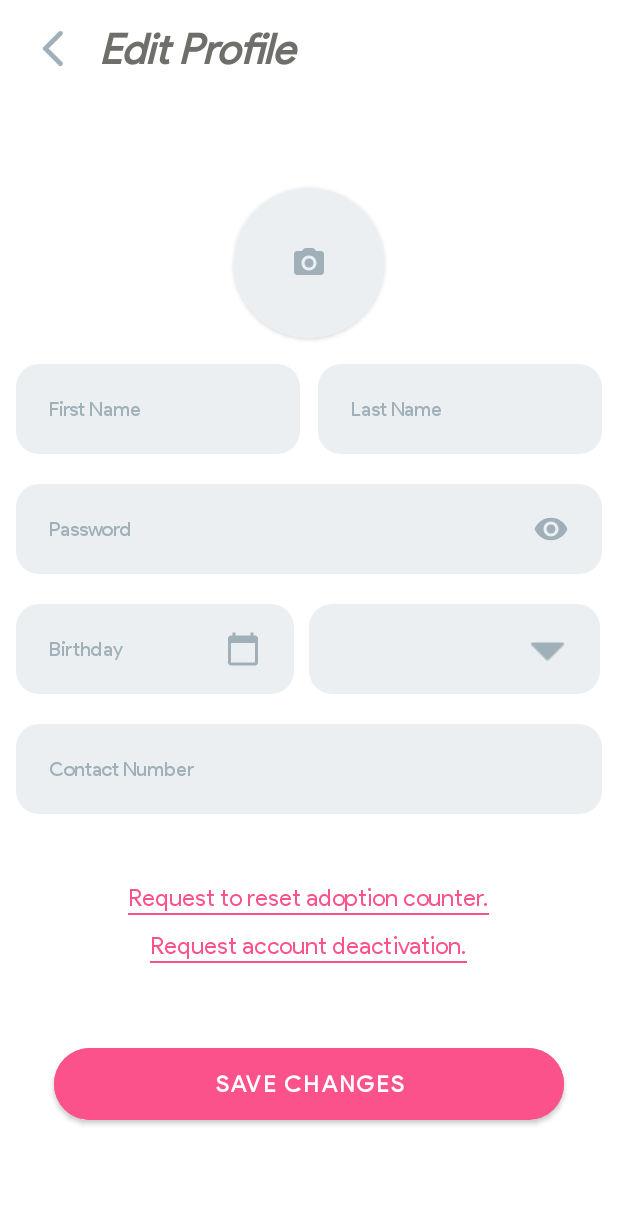
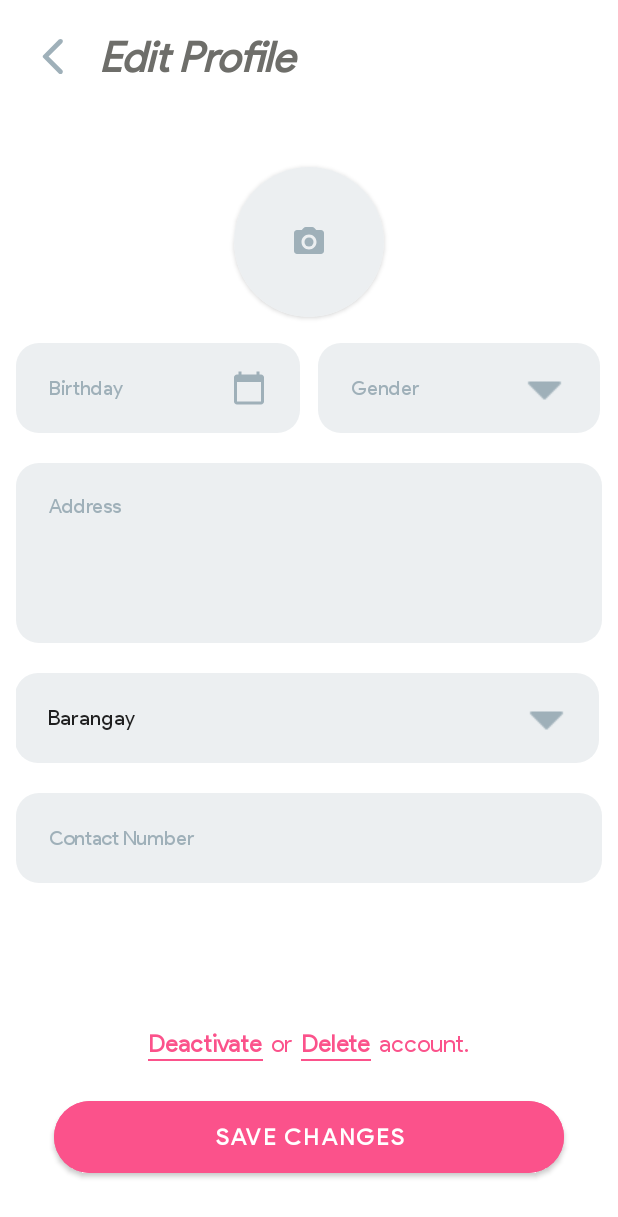
Before and after one commit to MarOmay/SilongV1.1, an Android app: the EditProfile screen opened directly, with no data from a screen before it, on a phone screen of 412 x 824 dp. Shown: the top 1217 px of the screen. Run offline under Robolectric (Android 15) with nearby library versions, the phone set to English and light mode, and no system bars.

Commit message:
Rearranged the EditProfile layout. -made the gender spinner to an edittext field -used the custom barangay spinner -one line deactivate and delete (both clickable to prompt a dialog)

```diff
--- a/app/src/main/java/com/silong/dev/EditProfile.java
+++ b/app/src/main/java/com/silong/dev/EditProfile.java
@@ -16,10 +16,10 @@ import com.silong.CustomView.RequestDeactivationDialog;
 
 public class EditProfile extends AppCompatActivity {
 
-    EditText newPasswordEt, newFnameEt, newLnameEt, newBirthdayEt, newContactEt;
-    Spinner newGenderSp;
-    TextView requestResetTv, requestDeactTv;
+    EditText newGenderEt, newBirthdayEt, newContactEt;
+    TextView deleteTv, deactTv;
     Button saveChangesBtn;
+    Spinner newBarangaySp;
     ImageView newPictureIv;
     boolean passwordVisible;
 
@@ -29,16 +29,14 @@ public class EditProfile extends AppCompatActivity {
         setContentView(R.layout.activity_edit_profile);
         getSupportActionBar().hide();
 
-        newFnameEt = (EditText) findViewById(R.id.newFnameEt);
-        newLnameEt = (EditText) findViewById(R.id.newLnameEt);
-        newPasswordEt = (EditText) findViewById(R.id.newPasswordEt);
         newBirthdayEt = (EditText) findViewById(R.id.newBirthdayEt);
         newContactEt = (EditText) findViewById(R.id.newContactEt);
-        newGenderSp = (Spinner) findViewById(R.id.newGenderSp);
-        requestResetTv = (TextView) findViewById(R.id.requestResetTv);
-        requestDeactTv = (TextView) findViewById(R.id.requestDeactTv);
+        newGenderEt = (EditText) findViewById(R.id.newGenderEt);
+        deleteTv = (TextView) findViewById(R.id.deleteTv);
+        deactTv = (TextView) findViewById(R.id.deactTv);
         newPictureIv = (ImageView) findViewById(R.id.newPictureIv);
         saveChangesBtn = (Button) findViewById(R.id.saveChangesBtn);
+        newBarangaySp = (Spinner) findViewById(R.id.newBarangaySp);
     }
 
     public void onRequestDeactivationPressed(View view){
--- a/app/src/main/res/layout/activity_edit_profile.xml
+++ b/app/src/main/res/layout/activity_edit_profile.xml
@@ -11,11 +11,13 @@
     android:paddingTop="5dp"
     android:paddingEnd="5dp"
     android:paddingBottom="5dp"
+    android:weightSum="10"
     tools:context=".EditProfile">
 
     <LinearLayout
         android:layout_width="match_parent"
-        android:layout_height="wrap_content"
+        android:layout_height="match_parent"
+        android:layout_weight="4.6"
         android:orientation="vertical">
 
         <LinearLayout
@@ -55,11 +57,10 @@
         android:id="@+id/layout2"
         android:layout_width="match_parent"
         android:layout_height="match_parent"
-        android:layout_weight="2"
+        android:layout_weight="1.5"
         android:gravity="center"
         android:orientation="vertical"
-        android:paddingHorizontal="5dp"
-        android:paddingVertical="20dp">
+        android:paddingHorizontal="5dp">
 
         <androidx.cardview.widget.CardView
             android:layout_width="100dp"
@@ -89,48 +90,11 @@
             android:orientation="horizontal">
 
             <EditText
-                android:id="@+id/newFnameEt"
-                style="@style/textField_style"
-                android:layout_width="0dp"
-                android:layout_height="wrap_content"
-                android:layout_marginEnd="6dp"
-                android:layout_weight="1"
-                android:hint="First Name" />
-
-            <EditText
-                android:id="@+id/newLnameEt"
-                style="@style/textField_style"
-                android:layout_width="0dp"
-                android:layout_height="wrap_content"
-                android:layout_marginStart="6dp"
-                android:layout_weight="1"
-                android:hint="Last Name" />
-
-        </LinearLayout>
-
-        <EditText
-            android:id="@+id/newPasswordEt"
-            style="@style/textField_style"
-            android:layout_width="match_parent"
-            android:layout_height="wrap_content"
-            android:layout_marginVertical="10dp"
-            android:hint="Password"
-            android:inputType="textPassword"
-            android:drawableRight="@drawable/ic_baseline_visibility_24"
-            android:longClickable="false"/>
-
-        <LinearLayout
-            android:layout_width="match_parent"
-            android:layout_height="wrap_content"
-            android:layout_marginVertical="10dp"
-            android:orientation="horizontal">
-
-            <EditText
                 android:id="@+id/newBirthdayEt"
                 style="@style/textField_style"
                 android:layout_width="match_parent"
                 android:layout_height="wrap_content"
-                android:layout_marginEnd="10dp"
+                android:layout_marginEnd="6dp"
                 android:layout_weight="1"
                 android:clickable="true"
                 android:cursorVisible="false"
@@ -141,16 +105,41 @@
                 android:hint="Birthday"
                 android:inputType="date" />
 
-            <Spinner
-                android:id="@+id/newGenderSp"
-                style="@style/spinner_style"
+            <EditText
+                android:id="@+id/newGenderEt"
+                style="@style/textField_style"
                 android:layout_width="match_parent"
                 android:layout_height="wrap_content"
+                android:layout_marginStart="6dp"
                 android:layout_marginEnd="1dp"
                 android:layout_weight="1"
+                android:drawableRight="@drawable/down_grey"
+                android:drawableTint="@color/textgray"
+                android:hint="Gender"
+                android:inputType="text"
                 tools:ignore="SpeakableTextPresentCheck" />
 
         </LinearLayout>
+
+        <EditText
+            android:id="@+id/newAddressEt"
+            style="@style/textField_style"
+            android:layout_width="match_parent"
+            android:layout_height="120dp"
+            android:layout_marginVertical="10dp"
+            android:gravity="start"
+            android:hint="Address"
+            android:inputType="textMultiLine"
+            android:paddingVertical="20dp" />
+
+        <com.silong.CustomView.BarangaySpinner
+            android:id="@+id/newBarangaySp"
+            style="@style/spinner_style"
+            android:layout_width="match_parent"
+            android:layout_height="wrap_content"
+            android:layout_marginVertical="10dp"
+            android:layout_marginEnd="1dp"
+            tools:ignore="SpeakableTextPresentCheck" />
 
         <EditText
             android:id="@+id/newContactEt"
@@ -161,12 +150,24 @@
             android:hint="Contact Number"
             android:inputType="phone" />
 
+    </LinearLayout>
+
+    <LinearLayout
+        android:id="@+id/layout3"
+        android:layout_width="match_parent"
+        android:layout_height="match_parent"
+        android:layout_weight="3.9"
+        android:gravity="center"
+        android:orientation="vertical"
+        android:paddingHorizontal="5dp"
+        android:paddingVertical="20dp">
+
         <LinearLayout
-            android:layout_marginVertical="30dp"
             android:layout_width="match_parent"
             android:layout_height="wrap_content"
+            android:layout_marginVertical="10dp"
             android:gravity="center"
-            android:orientation="vertical"
+            android:orientation="horizontal"
             android:paddingVertical="5dp">
 
             <LinearLayout
@@ -176,12 +177,15 @@
                 android:orientation="vertical">
 
                 <TextView
-                    android:id="@+id/requestResetTv"
+                    android:id="@+id/deactTv"
                     android:layout_width="wrap_content"
                     android:layout_height="wrap_content"
-                    android:text="Request to reset adoption counter."
+                    android:onClick="onRequestDeactivationPressed"
+                    android:text="Deactivate"
                     android:textColor="@color/pink"
-                    android:textSize="16sp" />
+                    android:textSize="16sp"
+                    android:textStyle="bold"
+                    tools:ignore="TouchTargetSizeCheck" />
 
                 <View
                     android:layout_width="match_parent"
@@ -193,22 +197,68 @@
             <LinearLayout
                 android:layout_width="wrap_content"
                 android:layout_height="wrap_content"
-                android:layout_marginTop="10dp"
+                android:layout_marginStart="5dp"
                 android:gravity="center"
                 android:orientation="vertical">
 
                 <TextView
-                    android:id="@+id/requestDeactTv"
                     android:layout_width="wrap_content"
                     android:layout_height="wrap_content"
-                    android:text="Request account deactivation."
+                    android:text="or"
                     android:textColor="@color/pink"
-                    android:textSize="16sp"
-                    android:onClick="onRequestDeactivationPressed"/>
+                    android:textSize="16sp" />
 
                 <View
                     android:layout_width="match_parent"
                     android:layout_height="1dp"
+                    android:alpha="0"
+                    android:background="@color/pink" />
+
+            </LinearLayout>
+
+            <LinearLayout
+                android:layout_width="wrap_content"
+                android:layout_height="wrap_content"
+                android:layout_marginStart="5dp"
+                android:gravity="center"
+                android:orientation="vertical">
+
+                <TextView
+                    android:id="@+id/deleteTv"
+                    android:layout_width="wrap_content"
+                    android:layout_height="wrap_content"
+                    android:onClick="onRequestDeactivationPressed"
+                    android:text="Delete"
+                    android:textColor="@color/pink"
+                    android:textSize="16sp"
+                    android:textStyle="bold"
+                    tools:ignore="TouchTargetSizeCheck" />
+
+                <View
+                    android:layout_width="match_parent"
+                    android:layout_height="1dp"
+                    android:background="@color/pink" />
+
+            </LinearLayout>
+
+            <LinearLayout
+                android:layout_width="wrap_content"
+                android:layout_height="wrap_content"
+                android:layout_marginStart="5dp"
+                android:gravity="center"
+                android:orientation="vertical">
+
+                <TextView
+                    android:layout_width="wrap_content"
+                    android:layout_height="wrap_content"
+                    android:text="account."
+                    android:textColor="@color/pink"
+                    android:textSize="16sp" />
+
+                <View
+                    android:layout_width="match_parent"
+                    android:layout_height="1dp"
+                    android:alpha="0"
                     android:background="@color/pink" />
 
             </LinearLayout>
@@ -219,9 +269,9 @@
             android:id="@+id/saveChangesBtn"
             style="@style/pinkButton_style"
             android:layout_width="wrap_content"
-            android:layout_height="wrap_content"
+            android:layout_height="60dp"
             android:layout_gravity="center_horizontal"
-            android:layout_marginTop="15dp"
+            android:layout_marginTop="5dp"
             android:text="save changes" />
 
     </LinearLayout>
--- a/app/src/main/res/layout/nav_drawer_layout.xml
+++ b/app/src/main/res/layout/nav_drawer_layout.xml
@@ -67,7 +67,7 @@
 
         <TextView
             android:id="@+id/editProfileTv"
-            android:layout_width="match_parent"
+            android:layout_width="wrap_content"
             android:layout_height="wrap_content"
             android:layout_gravity="center"
             android:layout_marginTop="10dp"
```
